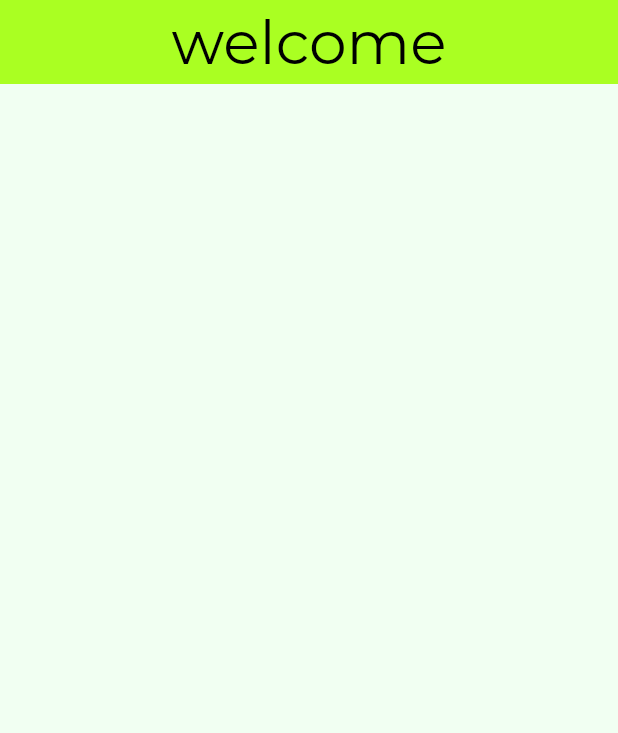
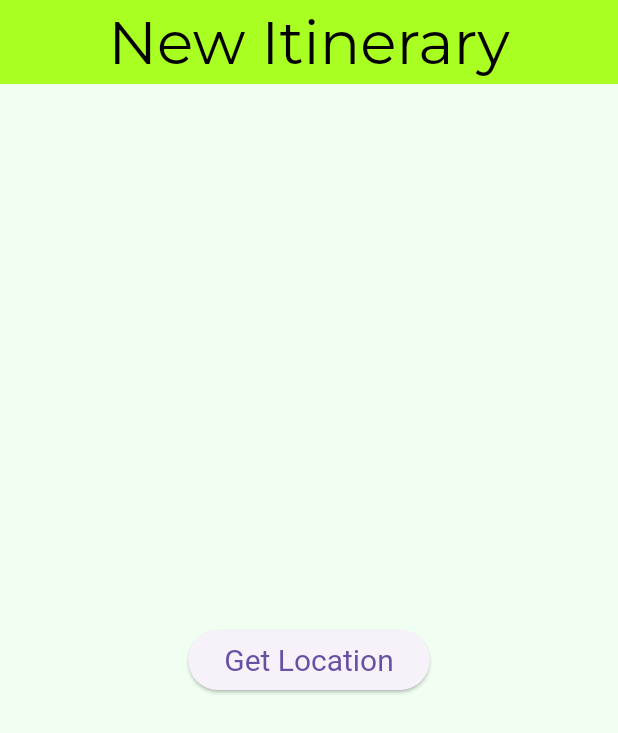
Before and after one commit to odreanneBreton/carbon_footprint_tracker, a Flutter app: the screen it shows after launch, on a phone screen of 412 x 824 dp. Shown: the top 733 px of the screen. Run offline on Flutter 3.47's test engine with Material 3 defaults, Android fonts, the phone set to English and light mode, and no system bars; our stand-ins replace google_fonts.

Commit message:
ajout de location_view

```diff
--- a/carbon_app/lib/constants/routes.dart
+++ b/carbon_app/lib/constants/routes.dart
@@ -1 +1,2 @@
 const welcomeRoute = '/welcome/';
+const locationRoute = '/location/';
--- a/carbon_app/lib/main.dart
+++ b/carbon_app/lib/main.dart
@@ -1,5 +1,6 @@
 import 'package:carbon_app/constants/routes.dart';
 import 'package:carbon_app/views/welcome_view.dart';
+import 'package:carbon_app/views/location_view.dart';
 import 'package:flutter/material.dart';
 
 void main() {
@@ -13,6 +14,7 @@ void main() {
       routes: {
         // Pour se promener de pages en pages
         welcomeRoute: (context) => const WelcomeView(),
+        locationRoute: (context) => const LocationView(),
       },
     ),
   );
@@ -23,6 +25,6 @@ class HomePage extends StatelessWidget {
 
   @override
   Widget build(BuildContext context) {
-    return const WelcomeView();
+    return const LocationView();
   }
 }
--- /dev/null
+++ b/carbon_app/lib/views/location_view.dart
@@ -0,0 +1,64 @@
+import 'package:flutter/material.dart';
+import 'package:google_fonts/google_fonts.dart';
+
+class LocationView extends StatefulWidget {
+  const LocationView({super.key});
+
+  @override
+  State<LocationView> createState() => _LocationViewState();
+}
+
+class _LocationViewState extends State<LocationView> {
+  @override
+  Widget build(BuildContext context) {
+    return Scaffold(
+      backgroundColor: Color.fromARGB(255, 241, 255, 242),
+      appBar: AppBar(
+        backgroundColor: Color.fromARGB(255, 170, 255, 34),
+        foregroundColor: Color.fromARGB(255, 0, 0, 0),
+        title: Center(
+          child: Text(
+            'New Itinerary',
+            style: GoogleFonts.montserrat(
+              textStyle: const TextStyle(
+                color: Color.fromARGB(255, 0, 0, 0),
+                fontSize: 40,
+                fontWeight: FontWeight.normal,
+              ),
+            ),
+          ),
+        ),
+      ),
+      body: const GetItineraryButton(),
+    );
+    throw UnimplementedError();
+  }
+}
+
+class GetItineraryButton extends StatefulWidget {
+  const GetItineraryButton({super.key});
+
+  @override
+  State<GetItineraryButton> createState() => _GetItineraryState();
+}
+
+class _GetItineraryState extends State<GetItineraryButton> {
+  @override
+  Widget build(BuildContext context) {
+    final ButtonStyle style =
+      ElevatedButton.styleFrom(textStyle: const TextStyle(fontSize: 20));
+
+    return Center(
+      child: Column(
+        mainAxisSize: MainAxisSize.min,
+        children: <Widget>[
+          ElevatedButton(
+            style: style,
+            onPressed: () {},
+            child: const Text('Get Location'),
+          ),
+        ],
+      ),
+    );
+  }
+}
```
Also changed, not shown: 1 other file.
